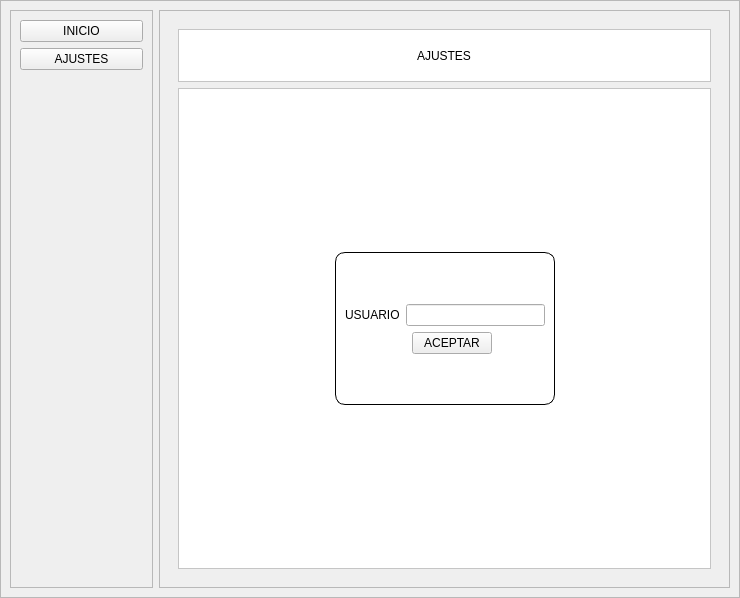
Old version of the form diseño_prueba.ui in the repository enocsolano/prueba_git_qtdesigner.
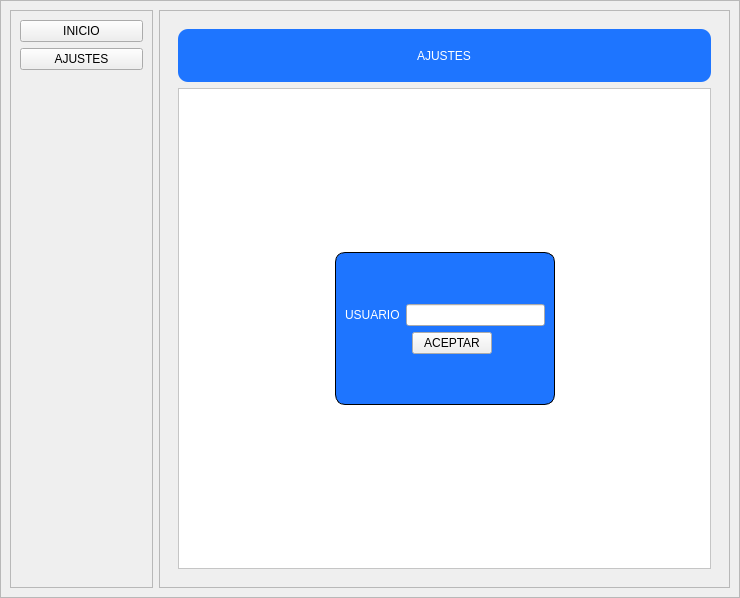
New version of the form. The open tabs and pages were chosen to show the change.

Commit message: "Color de ajustes"

```diff
--- a/diseño_prueba.ui
+++ b/diseño_prueba.ui
@@ -304,7 +304,9 @@
               <widget class="QFrame" name="frame_ajustes_head">
                <property name="styleSheet">
                 <string notr="true">QFrame{
-background-color: #fff;
+background-color: rgb(30, 117, 255);
+color: #fff;
+border-radius: 10px;
 }</string>
                </property>
                <property name="frameShape">
@@ -396,6 +398,8 @@
                    <string notr="true">QFrame{
 border: 1px solid;
 border-radius: 10px;
+background-color: rgb(30, 117, 255);
+color: #fff;
 }</string>
                   </property>
                   <property name="frameShape">
```
Left out of the diff: 2 changed lines with no effect on the pictures.
